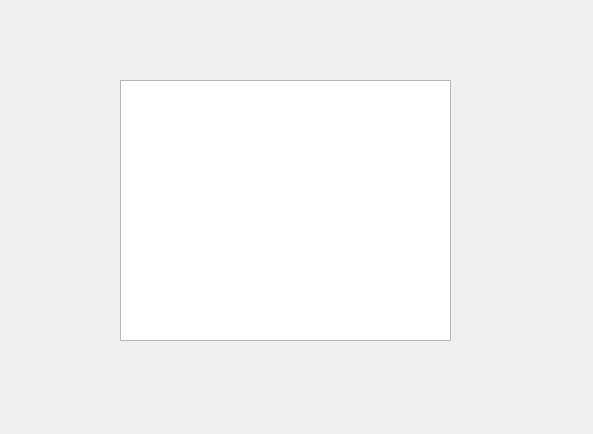
First picture: the form in InforDialog.ui, repository joshuazwf/EX1A, before the edit.
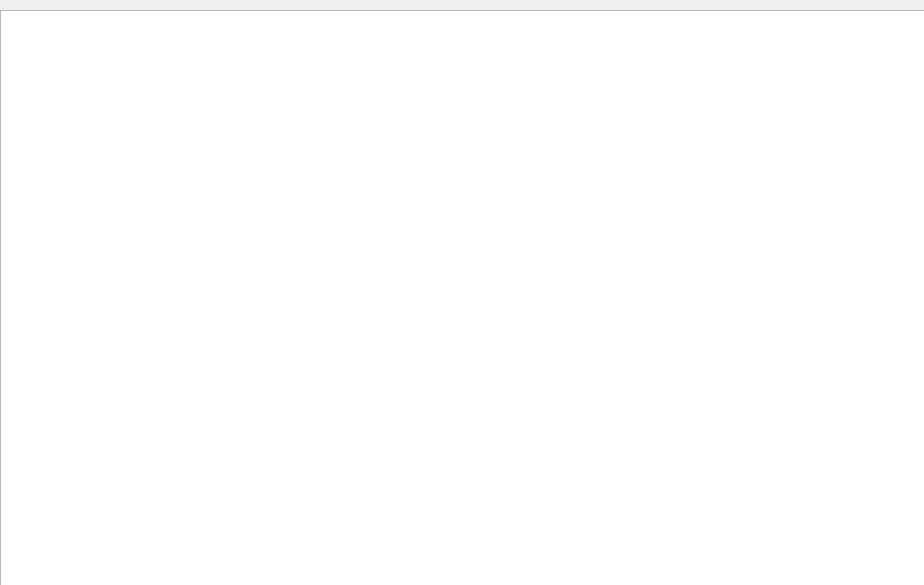
Second picture: the form after the edit.

Commit message: 实现了界面信息传入 V2

Patch:
```diff
--- a/InforDialog.ui
+++ b/InforDialog.ui
@@ -6,8 +6,8 @@
    <rect>
     <x>0</x>
     <y>0</y>
-    <width>593</width>
-    <height>434</height>
+    <width>924</width>
+    <height>585</height>
    </rect>
   </property>
   <property name="windowTitle">
@@ -16,12 +16,19 @@
   <widget class="QTextBrowser" name="textBrowser">
    <property name="geometry">
     <rect>
-     <x>120</x>
-     <y>80</y>
-     <width>331</width>
-     <height>261</height>
+     <x>0</x>
+     <y>10</y>
+     <width>931</width>
+     <height>581</height>
     </rect>
    </property>
+   <property name="font">
+    <font>
+     <family>Times New Roman</family>
+     <pointsize>12</pointsize>
+     <bold>true</bold>
+    </font>
+   </property>
   </widget>
  </widget>
  <layoutdefault spacing="6" margin="11"/>
```
The commit also changes 6 other files.
